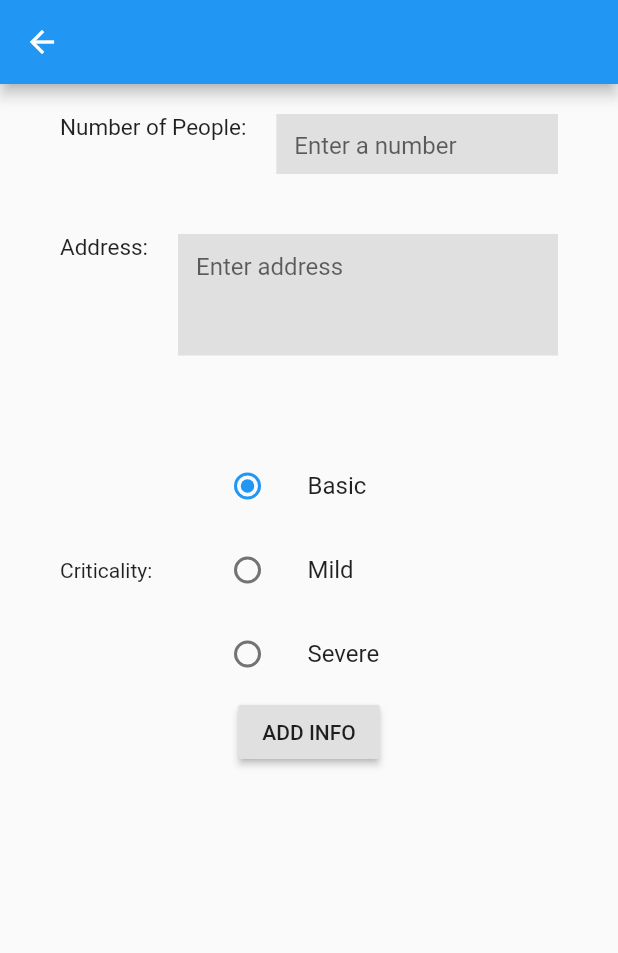
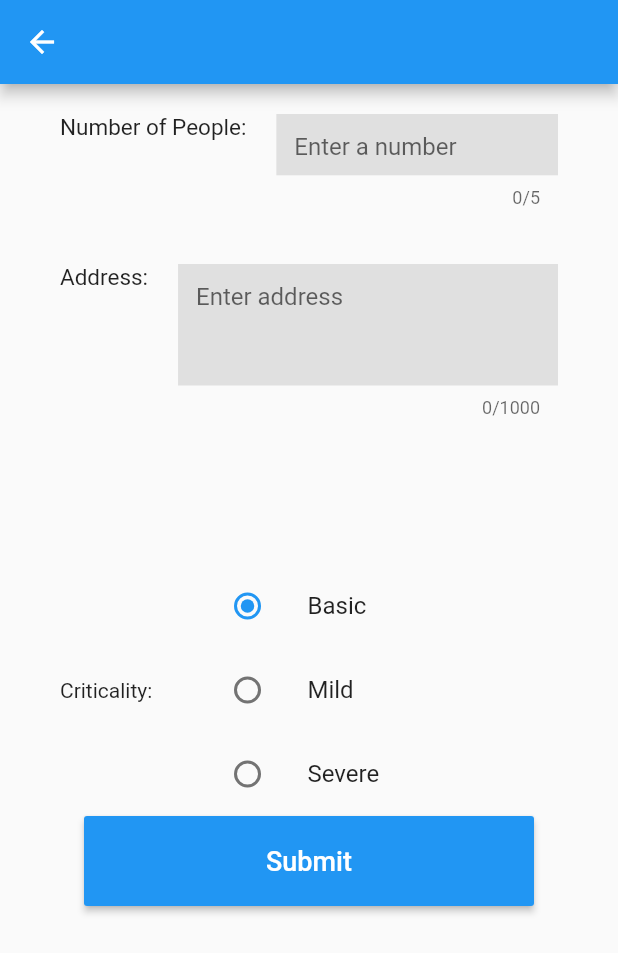
Before and after one commit to Android-Builds/Outliners-Healthcare-DevHacks, a Flutter app: the FoodPage screen opened directly, on a phone screen of 412 x 824 dp. Shown: the top 953 px of the screen. Run offline on Flutter 3.47's test engine with Material 2 defaults, Android fonts, the phone set to English and light mode, and no system bars; our stand-ins replace cloud_firestore, firebase_auth, font_awesome_flutter, google_sign_in, shared_preferences; accounts and stored records are empty.

```diff
--- a/Code/CovidAid/lib/pages/foodpage.dart
+++ b/Code/CovidAid/lib/pages/foodpage.dart
@@ -1,8 +1,5 @@
-import 'package:CovidAid/pages/home.dart';
 import 'package:cloud_firestore/cloud_firestore.dart';
-import 'package:firebase_auth/firebase_auth.dart';
 import 'package:flutter/material.dart';
-import 'package:enum_to_string/enum_to_string.dart';
 
 class FoodPage extends StatefulWidget {
   @override
@@ -14,30 +11,26 @@ class _FoodPageState extends State<FoodPage> {
   final snackBar = SnackBar(content: Text('ADDED INFO'));
 
   final TextEditingController _people = new TextEditingController();
-  final TextEditingController _controller = new TextEditingController();
+  final TextEditingController _address = new TextEditingController();
 
+  final db = Firestore.instance;
+  DocumentReference documentReference;
 
-  final FirebaseAuth _auth = FirebaseAuth.instance;
-  FirebaseUser user;
+  static int k=0;
 
-  final Firestore _db = Firestore.instance;
-
-  @override
-  void initState() {
-    getUid();
-    // TODO: implement initState
-    super.initState();
-  }
-
-  void getUid() async {
-    FirebaseUser u = await _auth.currentUser();
-    setState(() {
-      user = u;
-    });
+  void add() {
+    Details details = new Details();
+    details.number = _people.text;
+    details.address = _address.text;
+    details.criticality = crit;
+    k++;
+    documentReference = Firestore.instance.document("mydata/"+k.toString());
+    documentReference.setData(details.toJson()).whenComplete((){
+      print('Done $k');
+    }).catchError((e) => print(e));
   }
 
   bool done = false;
-
 
   @override
   Widget build(BuildContext context) {
@@ -52,12 +45,14 @@ class _FoodPageState extends State<FoodPage> {
               label: 'Number of People:',
               hint: 'Enter a number',
               maxlines: 1,
+              maxlength: 5,
             ),
             InputWidget(
-              controller: _controller,
+              controller: _address,
               label: 'Address:',
               hint: 'Enter address',
               maxlines: 3,
+              maxlength: 1000,
             ),
             Padding(
               padding: const EdgeInsets.symmetric(horizontal: 40.0),
@@ -69,34 +64,21 @@ class _FoodPageState extends State<FoodPage> {
                 ],
               ),
             ),
-            Container(
-              width: MediaQuery.of(context).size.width,
-              child: Center(
-                child: RaisedButton(
-                  onPressed: (){
-
-                    String people = _people.text.trim();
-                    String add = _controller.text.trim();
-
-                    _db.collection("users").document(user.uid)
-                      ..collection("Food").add({
-                        "people": people,
-                        "address": add,
-                      });
-
-                    _people.clear();
-                    _controller.clear();
-
-
-
-                    Navigator.of(context).pushReplacement(MaterialPageRoute(builder: (context)=> Homepage()));
-
-                    //Scaffold.of(context).showSnackBar(snackBar);
-
-                  },
-                  child: Text("ADD INFO"),
+            MaterialButton(
+              color: Colors.blue,
+              onPressed: () {
+                add();
+                Navigator.pop(context);
+              },
+              child: Text(
+                'Submit',
+                style: TextStyle(
+                  color: Colors.white,
+                  fontSize: 18.0
                 ),
               ),
+              minWidth: 300.0,
+              height: 60.0,
             )
           ],
         ),
@@ -106,16 +88,18 @@ class _FoodPageState extends State<FoodPage> {
 }
 
 class InputWidget extends StatelessWidget {
+  const InputWidget({
+    Key key, this.label, this.hint,
+    this.maxlines, this.maxlength,
+    this.keyboardtype, this.controller,
+  }) : super(key: key);
 
   final String label;
   final String hint;
   final int maxlines;
+  final int maxlength;
+  final TextInputType keyboardtype;
   final TextEditingController controller;
-
-  InputWidget({
-    Key key, this.label, this.hint, this.maxlines,this.controller
-  }) : super(key: key);
-
 
   @override
   Widget build(BuildContext context) {
@@ -134,10 +118,11 @@ class InputWidget extends StatelessWidget {
           SizedBox(width: 20.0),
           Flexible(
             child: Container(
-              height: maxlines * 40.0,
+              height: maxlines * 60.0,
               child: TextField(
-                controller: controller,
+                keyboardType: keyboardtype,
                 maxLines: maxlines,
+                maxLength: maxlength,
                 decoration: InputDecoration(
                   fillColor: Colors.grey[300],
                   filled: true,
@@ -153,45 +138,38 @@ class InputWidget extends StatelessWidget {
   }
 }
 
+class Details {
+  String number;
+  String address;
+  String criticality;
+  String latitude;
+  String longitude;
+
+  Details({this.number, this.address,
+  this.criticality, this.latitude, this.longitude});
+
+  Map<String, dynamic> toJson() =>
+  {
+    'number': number,
+    'address': address,
+    'criticality' : criticality,
+    'latitude' : latitude,
+    'longitide' : longitude
+  };
+}
+
 class NeedOptions extends StatefulWidget {
-
-//  final String val;
-//  int index;
-//
-//  val = Criticality.values[index];
-//
-//  NeedOptions({this.val});
 
   @override
   _NeedOptionsState createState() => _NeedOptionsState();
 }
 
 enum Criticality { basic, mild, severe }
+String crit;
 
 class _NeedOptionsState extends State<NeedOptions> {
 
   Criticality _character = Criticality.basic;
-
-  main() {
-    // Parse enum to a string
-    EnumToString.parse(Criticality.basic); //ValueOne
-    EnumToString.parse(Criticality.mild); //Value2
-    EnumToString.parse(Criticality.severe); //valueThree
-
-    // Parse an enum to something more human readable
-    EnumToString.parseCamelCase(Criticality.basic); //Value one
-    EnumToString.parseCamelCase(Criticality.mild); //Value 2
-    EnumToString.parseCamelCase(Criticality.severe); //Value three
-
-    // Get an enum from a string
-    EnumToString.fromString(Criticality.values, "basic"); //, TestEnum.ValueOne
-    EnumToString.fromString(Criticality.values, "mild"); // TestEnum.Value2
-    EnumToString.fromString(Criticality.values, "severe"); // TestEnum.valueThree
-
-    // Get an enum from a string
-    EnumToString.toList<Criticality>(
-        Criticality.values); // {ValueOne, Value2, valuethree}
-  }
 
   Widget build(BuildContext context) {
     return Column(
@@ -202,7 +180,10 @@ class _NeedOptionsState extends State<NeedOptions> {
             value: Criticality.basic,
             groupValue: _character,
             onChanged: (Criticality value) {
-              setState(() { _character = value; });
+              setState(() {
+                _character = value;
+                crit = 'Basic';
+              });
             },
           ),
         ),
@@ -212,7 +193,10 @@ class _NeedOptionsState extends State<NeedOptions> {
             value: Criticality.mild,
             groupValue: _character,
             onChanged: (Criticality value) {
-              setState(() { _character = value; });
+              setState(() {
+                _character = value;
+                crit = 'Mild';
+                });
             },
           ),
         ),
@@ -222,24 +206,14 @@ class _NeedOptionsState extends State<NeedOptions> {
             value: Criticality.severe,
             groupValue: _character,
             onChanged: (Criticality value) {
-              setState(() { _character = value; });
+              setState(() {
+                _character = value;
+                crit = 'Severe';
+              });
             },
           ),
         ),
       ],
     );
   }
-
-//  _showList(){
-//      return ListTile(
-//        title: const Text('Mild'),
-//        leading: Radio(
-//          value: Criticality.values[index],
-//          groupValue: _character,
-//          onChanged: (Criticality value) {
-//            setState(() { _character = value; });
-//          },
-//        ),
-//      );
-//  }
 }
```
Also changed, not shown: Code/CovidAid/lib/pages/home.dart (+14 -51 lines).
